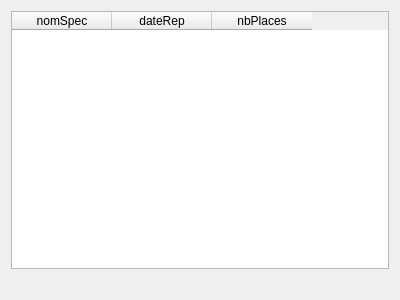
First picture: the form in gui/fct_rep_2.ui, repository mat05/BD_Project, before the edit.
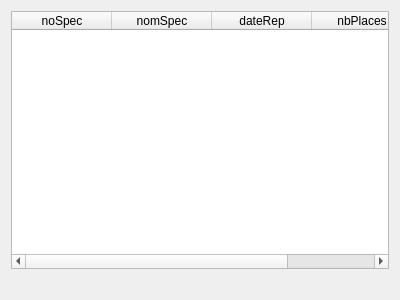
Second picture: the form after the edit.

What changed in the file:
```diff
--- a/gui/fct_rep_2.ui
+++ b/gui/fct_rep_2.ui
@@ -16,6 +16,11 @@
   <layout class="QVBoxLayout" name="verticalLayout">
    <item>
     <widget class="QTableWidget" name="table_fct_rep_2">
+     <column>
+      <property name="text">
+       <string>noSpec</string>
+      </property>
+     </column>
      <column>
       <property name="text">
        <string>nomSpec</string>
```
